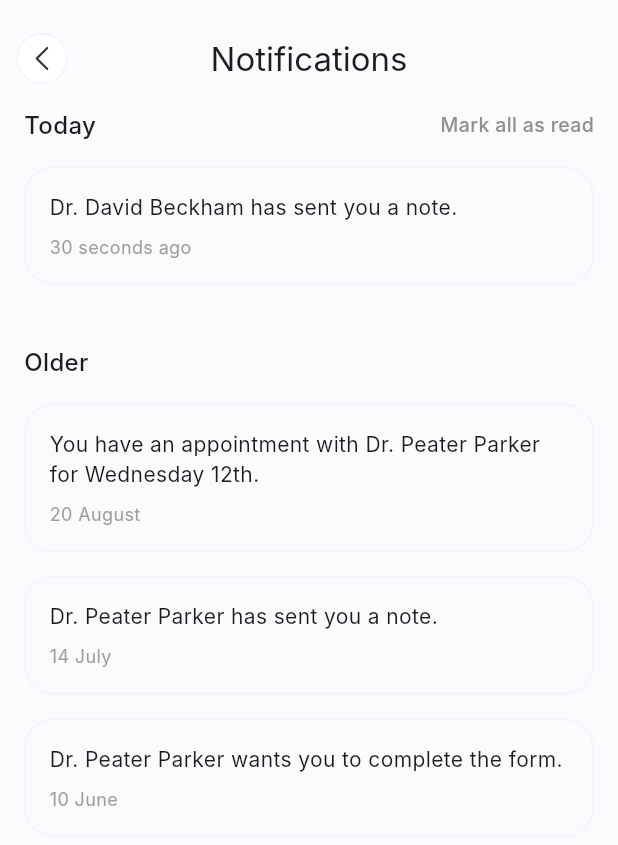
After one commit to MustuBharmal/DocBookingApp, a Flutter app: the NotificationScreen screen opened by its route, on a phone screen of 412 x 824 dp. The commit adds this screen. Shown: the top 845 px of the screen. Run offline on Flutter 3.47's test engine with Material 3 defaults, Android fonts, the phone set to English and light mode, and no system bars; our stand-ins replace cached_network_image, dio, dotted_border, flutter_svg, flutter_typeahead, freezed_annotation and 10 more; missing offline and left inert: flutter_stripe; accounts and stored records are empty; generated files the repository leaves out were written again; network calls fail; Roboto replaces fonts that are missing (Inter); project files that could hold a hidden picture were left out.

Commit message:
notification screen added

```diff
--- a/lib/presentations/home/view/navigation_screen.dart
+++ b/lib/presentations/home/view/navigation_screen.dart
@@ -1,5 +1,6 @@
 import 'package:doc_booking_app/global/constant_values.dart';
 import 'package:doc_booking_app/global/extensions.dart';
+import 'package:doc_booking_app/presentations/home/view/notification_screen.dart';
 import 'package:flutter/material.dart';
 import 'package:flutter_svg/svg.dart';
 import 'package:get/get.dart';
@@ -22,6 +23,10 @@ class NavigationScreen extends GetView<HomeController> {
         appBar: CustomAppBar(
           title: controller.appBarTitle[controller.selectedIndex.value],
           back: false,
+
+          onPressed: (){
+            Get.toNamed(NotificationScreen.routeName);
+          },
         ),
         body: AnimatedSwitcher(
           duration: const Duration(milliseconds: 500),
--- /dev/null
+++ b/lib/presentations/home/view/notification_screen.dart
@@ -0,0 +1,161 @@
+import 'package:doc_booking_app/widgets/custom_app_bar.dart';
+import 'package:flutter/material.dart';
+
+import '../../../global/app_color.dart';
+
+class NotificationScreen extends StatelessWidget {
+  static const String routeName = '/notification-screen';
+  NotificationScreen({super.key});
+
+  final List<NotificationItem> todayNotifications = [
+    NotificationItem(
+      title: "Dr. David Beckham has sent you a note.",
+      timestamp: "30 seconds ago",
+    ),
+  ];
+
+  final List<NotificationItem> olderNotifications = [
+    NotificationItem(
+      title: 'You have an appointment with Dr. Peater Parker for Wednesday 12th.',
+      timestamp: '20 August',
+    ),
+    NotificationItem(
+      title: 'Dr. Peater Parker has sent you a note.',
+      timestamp: "14 July",
+    ),
+    NotificationItem(
+      title: "Dr. Peater Parker wants you to complete the form.",
+      timestamp: "10 June",
+    ),
+  ];
+
+  @override
+  Widget build(BuildContext context) {
+    return Scaffold(
+      appBar: CustomAppBar(title: 'Notifications',back: true,isNotificationVisible: false,),
+      body: Padding(
+        padding: const EdgeInsets.all(16.0),
+        child: Column(
+          crossAxisAlignment: CrossAxisAlignment.start,
+          children: [
+            SectionHeader(
+              title: 'Today',
+              actionText: 'Mark all as read',
+              onActionPressed: () {
+                // Handle "Mark all as read"
+              },
+            ),
+            ...todayNotifications.map((notification) => NotificationCard(notification: notification)),
+            const SizedBox(height: 24),
+            const SectionHeader(
+              title: 'Older',
+              actionText: null,
+            ),
+            ...olderNotifications.map((notification) => NotificationCard(notification: notification)),
+          ],
+        ),
+      ),
+    );
+  }
+}
+
+class SectionHeader extends StatelessWidget {
+  final String title;
+  final String? actionText;
+  final VoidCallback? onActionPressed;
+
+  const SectionHeader({
+    super.key,
+    required this.title,
+    this.actionText,
+    this.onActionPressed,
+  });
+
+  @override
+  Widget build(BuildContext context) {
+    return Padding(
+      padding: const EdgeInsets.only(bottom: 16.0),
+      child: Row(
+        mainAxisAlignment: MainAxisAlignment.spaceBetween,
+        children: [
+          Text(
+            title,
+            style: const TextStyle(
+              fontSize: 16,
+              fontWeight: FontWeight.w500,
+              fontFamily: 'Inter',
+            ),
+          ),
+          if (actionText != null)
+            GestureDetector(
+              onTap: onActionPressed,
+              child: Text(
+                actionText!,
+                style:  TextStyle(
+                  color: AppColors.grey,
+                  fontSize: 13,
+                  fontWeight: FontWeight.w500,
+                ),
+              ),
+            ),
+        ],
+      ),
+    );
+  }
+}
+
+
+
+class NotificationCard extends StatelessWidget {
+  final NotificationItem notification;
+
+  const NotificationCard({
+    super.key,
+    required this.notification,
+  });
+
+  @override
+  Widget build(BuildContext context) {
+    return Container(
+      width: double.infinity,
+      margin: const EdgeInsets.only(bottom: 16.0),
+      padding: const EdgeInsets.all(16.0),
+      decoration: BoxDecoration(
+        borderRadius: BorderRadius.circular(20),
+        border: Border.all(color: AppColors.borderColor)
+      ),
+      child: Column(
+        crossAxisAlignment: CrossAxisAlignment.start,
+        children: [
+          Text(
+            notification.title,
+            style: const TextStyle(
+              fontSize: 14,
+              fontWeight: FontWeight.w400,
+            ),
+          ),
+          const SizedBox(height: 8),
+          Text(
+            notification.timestamp,
+            style: const TextStyle(
+              fontSize: 12,
+              color: Colors.grey,
+              fontWeight: FontWeight.w400,
+            ),
+          ),
+        ],
+      ),
+    );
+  }
+}
+
+// Notification Data Class
+class NotificationItem {
+  final String title;
+  final String timestamp;
+
+  NotificationItem({
+    required this.title,
+    required this.timestamp,
+  });
+}
--- a/lib/routes/app_routes.dart
+++ b/lib/routes/app_routes.dart
@@ -31,6 +31,7 @@ import 'package:get/get.dart';
 
 import '../presentations/authentication/binding/otp_verification_binding.dart';
 import '../presentations/booking/views/book_slots_confirm_screen.dart';
+import '../presentations/home/view/notification_screen.dart';
 import '../presentations/profile/binding/profile_binding.dart';
 import '../presentations/profile/view/user_info_edit_screen.dart';
 import '../presentations/specialist/binding/specialist_binding.dart';
@@ -130,6 +131,10 @@ class AppRoutes {
       page: () => LoginScreen(),
     ),
     GetPage(
+      name: NotificationScreen.routeName,
+      page: () => NotificationScreen(),
+    ),
+    GetPage(
       name: SignupScreen.routeName,
       page: () => SignupScreen(),
     ),
```
